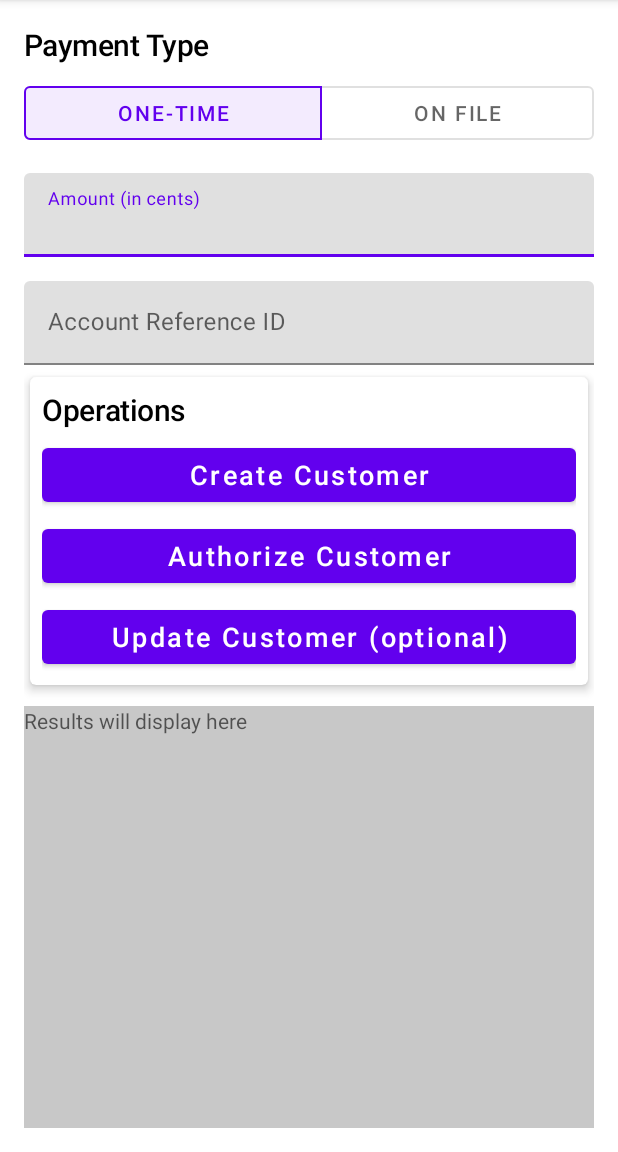
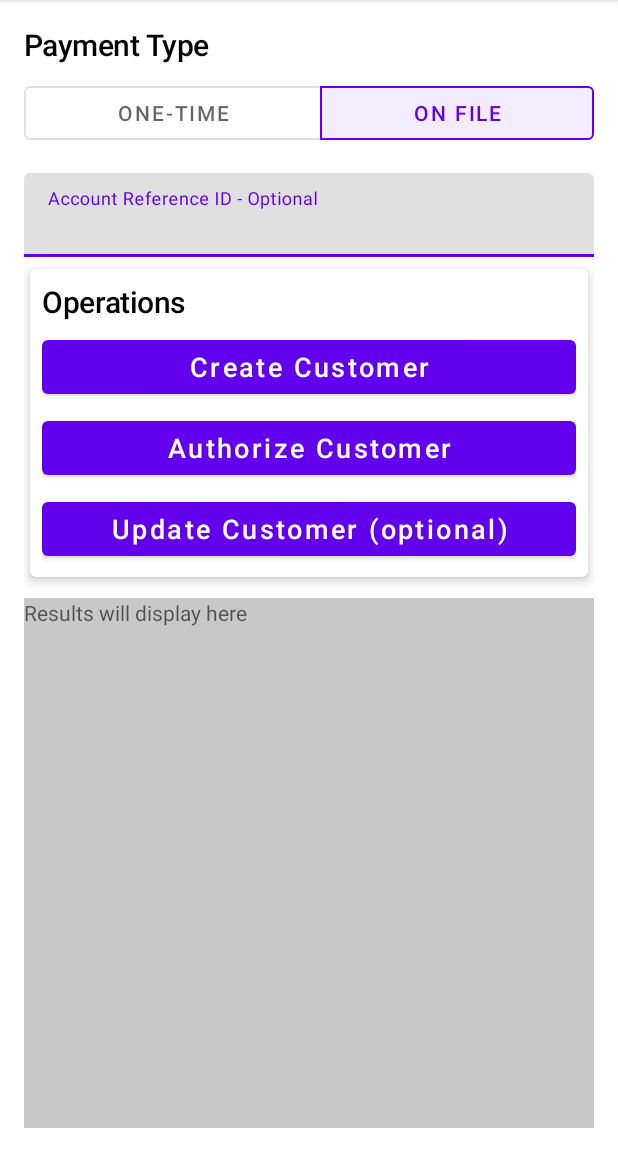
Before and after one commit to cashapp/cash-app-pay-android-sdk, an Android app: the screen it shows after launch (MainActivity), after a tap on "Create Customer", on a phone screen of 412 x 824 dp, the part 84-1236 px from its top. Run offline under Robolectric (Android 15) with nearby library versions, the phone set to English and light mode, and no system bars; network calls fail; 2 other taps on this screen came first.

Commit message:
Toggle buttons affect form visibility correctly

```diff
--- a/dev-app/src/main/java/com/squareup/cash/paykit/devapp/MainActivity.kt
+++ b/dev-app/src/main/java/com/squareup/cash/paykit/devapp/MainActivity.kt
@@ -4,6 +4,7 @@ import android.annotation.SuppressLint
 import android.os.Bundle
 import android.util.Log
 import androidx.appcompat.app.AppCompatActivity
+import androidx.core.view.isVisible
 import com.squareup.cash.paykit.CashAppPayKit
 import com.squareup.cash.paykit.CashAppPayKitListener
 import com.squareup.cash.paykit.PayKitState
@@ -46,8 +47,9 @@ class MainActivity : AppCompatActivity(), CashAppPayKitListener {
   }
 
   private fun registerButtons() {
-    binding.createCustomerBtn.setOnClickListener {
-      payKitSdk.registerForStateUpdates(this)
+    binding.apply {
+      createCustomerBtn.setOnClickListener {
+        payKitSdk.registerForStateUpdates(this@MainActivity)
         val paymentAction =
           OneTimeAction(
             redirectUri = redirectURI,
@@ -58,8 +60,19 @@ class MainActivity : AppCompatActivity(), CashAppPayKitListener {
         payKitSdk.createCustomerRequest(paymentAction)
       }
 
-    binding.authorizeCustomerBtn.setOnClickListener {
-      payKitSdk.authorizeCustomerRequest(this)
+      authorizeCustomerBtn.setOnClickListener {
+        payKitSdk.authorizeCustomerRequest(this@MainActivity)
+      }
+
+      // Toggle Buttons.
+      oneTimeButton.setOnClickListener {
+        amountContainer.isVisible = true
+        referenceContainer.isVisible = false
+      }
+      onFileButton.setOnClickListener {
+        amountContainer.isVisible = false
+        referenceContainer.isVisible = true
+      }
     }
   }
 
--- a/dev-app/src/main/res/layout/activity_main.xml
+++ b/dev-app/src/main/res/layout/activity_main.xml
@@ -70,7 +70,9 @@
       android:layout_width="match_parent"
       android:layout_height="wrap_content"
       android:layout_marginTop="16dp"
+      android:visibility="gone"
       android:hint="@string/account_ref_title"
+      tools:visibility="visible"
       >
 
     <com.google.android.material.textfield.TextInputEditText
--- a/dev-app/src/main/res/values/strings.xml
+++ b/dev-app/src/main/res/values/strings.xml
@@ -3,8 +3,8 @@
   <string name="payment_type_title">Payment Type</string>
   <string name="payment_type_one_time">One-Time</string>
   <string name="payment_type_on_fine">On File</string>
-  <string name="amount_title">Amount (in cents)</string>
-  <string name="account_ref_title">Account Reference ID</string>
+  <string name="amount_title">Amount in cents - Optional</string>
+  <string name="account_ref_title">Account Reference ID - Optional</string>
   <string name="operations_title">Operations</string>
   <string name="create_customer_btn">Create Customer</string>
   <string name="update_customer_btn">Update Customer (optional)</string>
```
Lines whose indentation alone changed are shown as unchanged.
